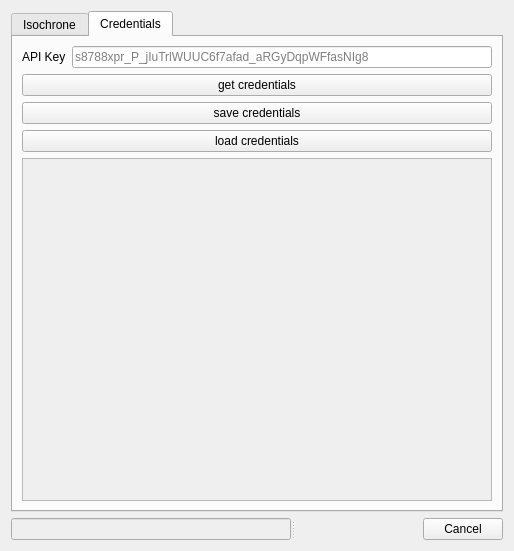
Above: hqgis_dialog_base.ui from valetobares11/ServiceAreaAntiCollision before the change. Below: the same form after it.
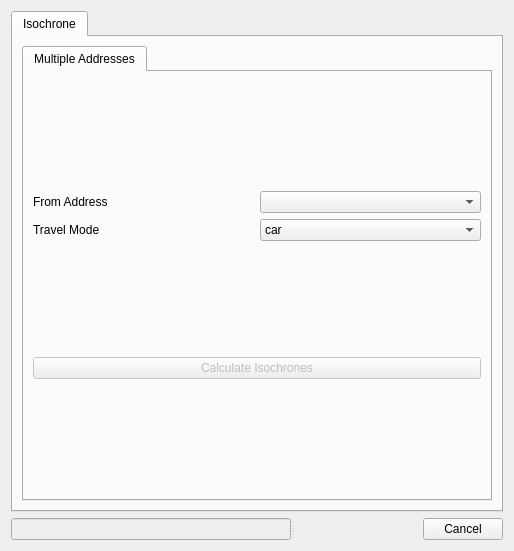
That is the form after the change. The open tabs and pages were chosen to show the change. Custom widgets are drawn as their Qt base class.

Commit message: sacando key de la interface

What changed in the file:
```diff
--- a/hqgis_dialog_base.ui
+++ b/hqgis_dialog_base.ui
@@ -104,59 +104,6 @@
        </item>
       </layout>
      </widget>
-     <widget class="QWidget" name="tab_2">
-      <attribute name="title">
-       <string>Credentials</string>
-      </attribute>
-      <layout class="QVBoxLayout" name="verticalLayout_2">
-       <item>
-        <layout class="QGridLayout" name="gridLayout">
-         <item row="0" column="2">
-          <widget class="QLineEdit" name="AppId">
-           <property name="placeholderText">
-            <string>s8788xpr_P_jIuTrlWUUC6f7afad_aRGyDqpWFfasNIg8</string>
-           </property>
-          </widget>
-         </item>
-         <item row="0" column="0">
-          <widget class="QLabel" name="label">
-           <property name="text">
-            <string>API Key</string>
-           </property>
-          </widget>
-         </item>
-        </layout>
-       </item>
-       <item>
-        <widget class="QPushButton" name="getCreds">
-         <property name="text">
-          <string>get credentials</string>
-         </property>
-        </widget>
-       </item>
-       <item>
-        <widget class="QPushButton" name="saveCreds">
-         <property name="text">
-          <string>save credentials</string>
-         </property>
-        </widget>
-       </item>
-       <item>
-        <widget class="QPushButton" name="loadCreds">
-         <property name="text">
-          <string>load credentials</string>
-         </property>
-        </widget>
-       </item>
-       <item>
-        <widget class="QTextBrowser" name="credentialInteraction">
-         <property name="enabled">
-          <bool>false</bool>
-         </property>
-        </widget>
-       </item>
-      </layout>
-     </widget>
     </widget>
    </item>
    <item>
```
The commit also changes 1 other file.
